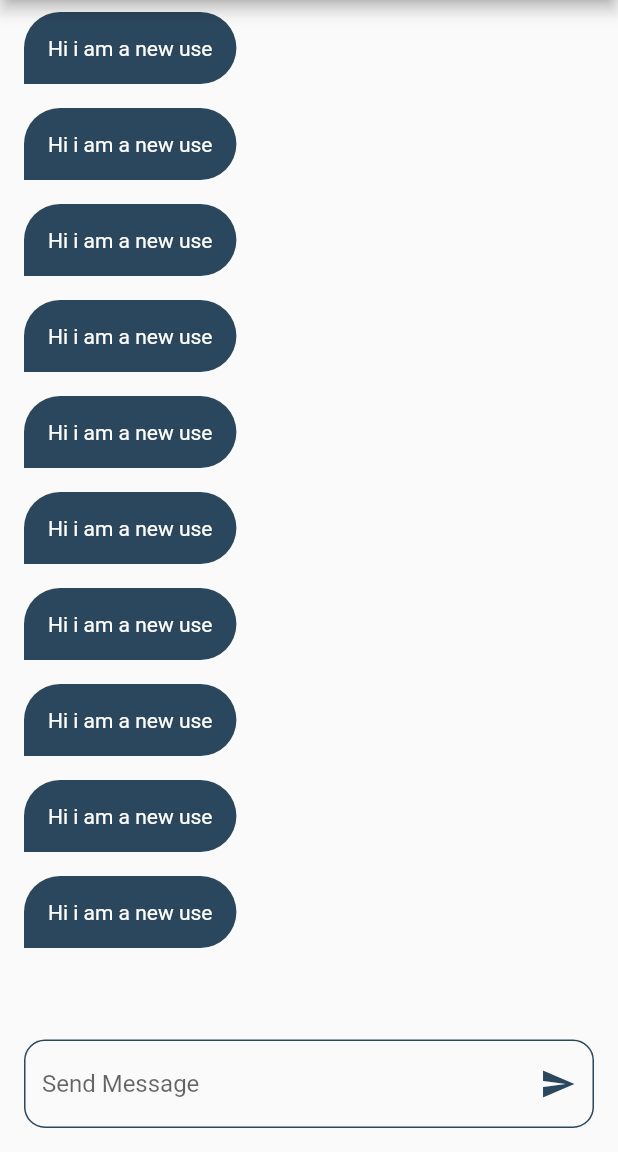
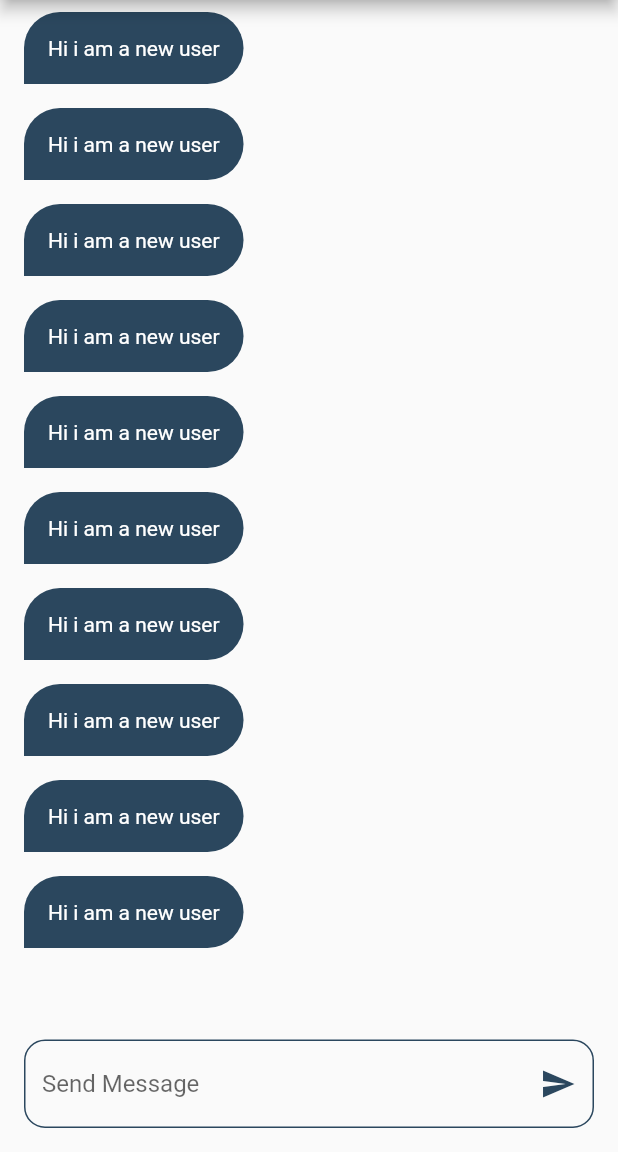
Before and after one commit to Hishamk99/chat_app, a Flutter app: the ChatPage screen opened by its route, on a phone screen of 412 x 824 dp, the part 84-1236 px from its top. Run offline on Flutter 3.47's test engine with Material 2 defaults, Android fonts, the phone set to English and light mode, and no system bars; our stand-ins replace cloud_firestore, firebase_auth, firebase_core, modal_progress_hud_nsn; accounts and stored records are empty.

```diff
--- a/lib/screens/chat_page.dart
+++ b/lib/screens/chat_page.dart
@@ -1,10 +1,14 @@
 import 'package:chat_app/constant.dart';
 import 'package:chat_app/widgets/chat_bubble.dart';
 import 'package:flutter/material.dart';
+import 'package:cloud_firestore/cloud_firestore.dart';
 
 class ChatPage extends StatelessWidget {
-  const ChatPage({super.key});
+  ChatPage({super.key});
   static String id = 'ChatPage';
+
+  CollectionReference messages = FirebaseFirestore.instance.collection('messages');
+  TextEditingController controller = TextEditingController();
   @override
   Widget build(BuildContext context) {
     return Scaffold(
@@ -35,6 +39,13 @@ class ChatPage extends StatelessWidget {
           Padding(
             padding: const EdgeInsets.all(16),
             child: TextField(
+              controller: controller,
+              onSubmitted: (data){
+                messages.add({
+                  'message' : data,
+                });
+                controller.clear();
+              },
               decoration: InputDecoration(
                 hintText: 'Send Message',
                 suffixIcon: const Icon(Icons.send , color: kPrimaryColor,),
--- a/lib/widgets/chat_bubble.dart
+++ b/lib/widgets/chat_bubble.dart
@@ -20,7 +20,7 @@ class ChatBubble extends StatelessWidget {
               topRight: Radius.circular(24),
               bottomRight: Radius.circular(24),
             )),
-        child: const Text('Hi i am a new use' , style: TextStyle(color: Colors.white),),
+        child: const Text('Hi i am a new user' , style: TextStyle(color: Colors.white),),
       ),
     );
   }
```
